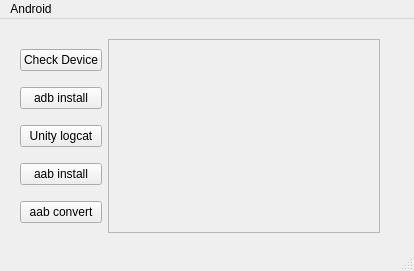
Old version of the form ui.ui in the repository HEHABUSTb/tool_box.
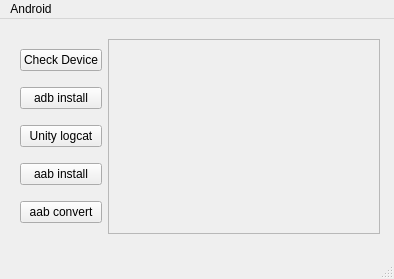
New version of the form.

Diff of the .ui file:
```diff
--- a/ui.ui
+++ b/ui.ui
@@ -9,21 +9,21 @@
    <rect>
     <x>0</x>
     <y>0</y>
-    <width>414</width>
-    <height>271</height>
+    <width>394</width>
+    <height>279</height>
    </rect>
   </property>
   <property name="windowTitle">
    <string>ToolBox</string>
   </property>
   <widget class="QWidget" name="centralwidget">
-   <widget class="QWidget" name="">
+   <widget class="QWidget" name="layoutWidget">
     <property name="geometry">
      <rect>
       <x>20</x>
       <y>20</y>
       <width>360</width>
-      <height>194</height>
+      <height>195</height>
      </rect>
     </property>
     <layout class="QHBoxLayout" name="horizontalLayout">
@@ -88,7 +88,7 @@
     <rect>
      <x>0</x>
      <y>0</y>
-     <width>414</width>
+     <width>394</width>
      <height>26</height>
     </rect>
    </property>
```
Left out of the diff: 16 changed lines with no effect on the pictures.
